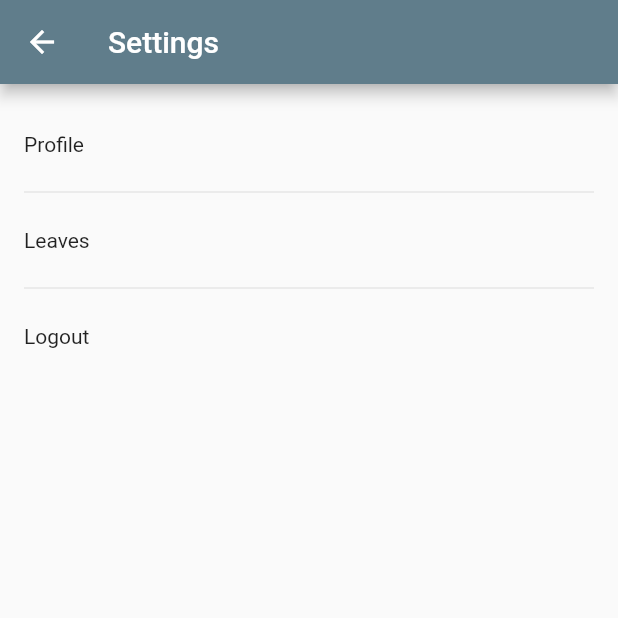
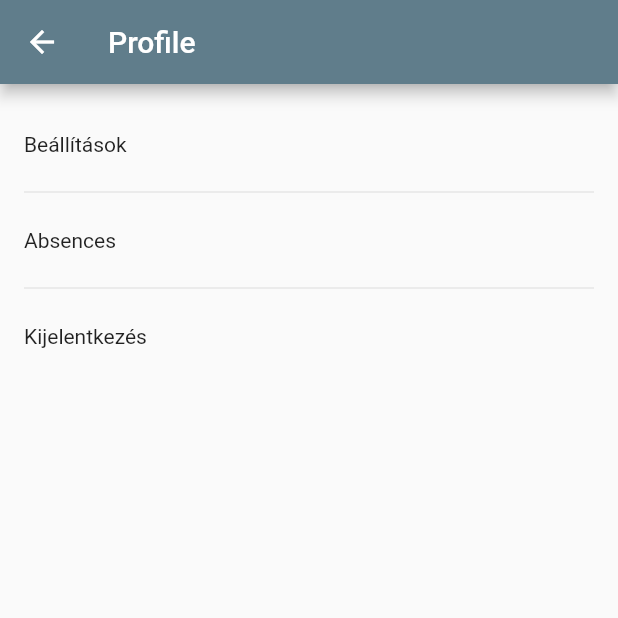
Before and after one commit to jaklia/pm_flutter, a Flutter app: the ProfileScreen screen opened directly with empty values, on a phone screen of 412 x 824 dp, the top half of it. Run offline on Flutter 3.47's test engine with Material 2 defaults, Android fonts, the phone set to English and light mode, and no system bars; our stand-ins replace dio, jwt_decoder, rxdart, shared_preferences, table_calendar; accounts and stored records are empty; generated files the repository leaves out were written again; network calls fail.

Commit message:
create leave

```diff
--- a/lib/screens/settings.dart
+++ b/lib/screens/settings.dart
@@ -1,5 +1,8 @@
 import 'package:flutter/material.dart';
+import 'package:pm_flutter/app_localizations.dart';
 import 'package:pm_flutter/bloc/profile/profile_bloc.dart';
+import 'package:pm_flutter/constants/localization.dart';
+import 'package:pm_flutter/models/user.dart';
 import 'package:pm_flutter/screens/leaves.dart';
 import 'package:pm_flutter/screens/login_screen.dart';
 import 'package:pm_flutter/screens/tmp.dart';
@@ -28,8 +31,11 @@ class _ProfileScreenState extends State<ProfileScreen> {
   @override
   Widget build(BuildContext context) {
     return Scaffold(
-      appBar: AppBar(title: Text('Settings')),
-      body: Padding(
+      appBar: AppBar(title: Text(AppLocalizations.of(context).translate(Strings.profileTab))),
+      body: StreamBuilder<User>(
+          stream: _profileBloc.profile,
+          builder: (context, snapshot) {
+            return Padding(
               padding: const EdgeInsets.all(16),
               child: Column(
                 crossAxisAlignment: CrossAxisAlignment.stretch,
@@ -37,7 +43,7 @@ class _ProfileScreenState extends State<ProfileScreen> {
                   InkWell(
                     child: Container(
                       padding: const EdgeInsets.symmetric(vertical: 16),
-                child: Text('Profile'),
+                      child: Text('Beállítások'),
                     ),
                     onTap: () => {},
                   ),
@@ -45,7 +51,7 @@ class _ProfileScreenState extends State<ProfileScreen> {
                   InkWell(
                     child: Container(
                       padding: const EdgeInsets.symmetric(vertical: 16),
-                child: Text('Leaves'),
+                      child: Text(AppLocalizations.of(context).translate(Strings.leaves)),
                     ),
                     onTap: () => {
                       Navigator.of(context).push(
@@ -57,13 +63,14 @@ class _ProfileScreenState extends State<ProfileScreen> {
                   InkWell(
                     child: Container(
                       padding: const EdgeInsets.symmetric(vertical: 16),
-                child: Text("Logout"),
+                      child: Text("Kijelentkezés"),
                     ),
                     onTap: _onLogout,
                   ),
                 ],
               ),
-      ),
+            );
+          }),
     );
   }
 
```
Also changed, not shown: lib/components/edit_leave_dialog.dart (+10 -1 lines), lib/screens/leaves.dart (+62 -50 lines). Lines whose indentation alone changed are shown as unchanged.
